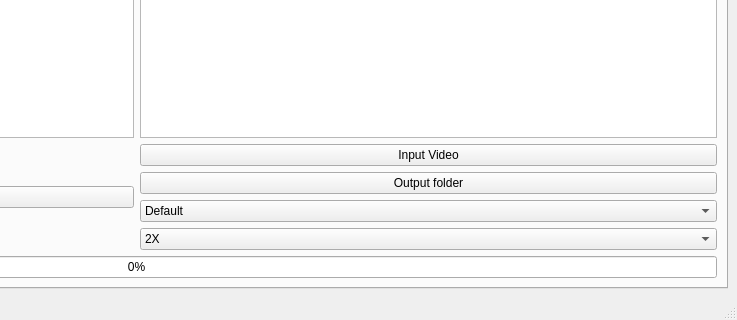
First picture: the form in mainwindow.ui, repository TNTwise/REAL-Video-Enhancer, before the edit; both pictures show x 464 to 1201 and y 320 to 640 of the 1201 by 640 pixel window.
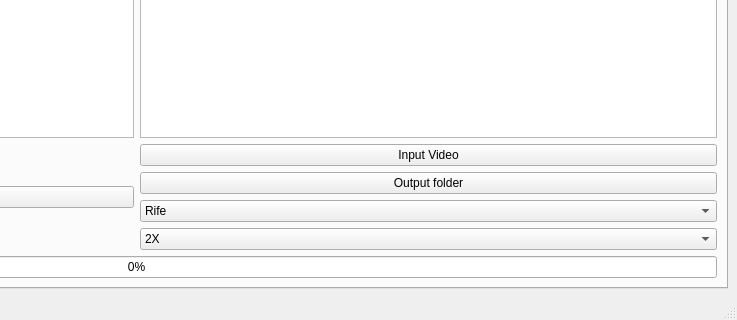
Second picture: the form after the edit. The open tabs and pages were chosen to show the change.

```diff
--- a/mainwindow.ui
+++ b/mainwindow.ui
@@ -76,7 +76,7 @@
                <widget class="QComboBox" name="comboBox_3">
                 <item>
                  <property name="text">
-                  <string>Default</string>
+                  <string>Rife</string>
                  </property>
                 </item>
                 <item>
```
Left out of the diff: 57 changed lines with no effect on the pictures.
